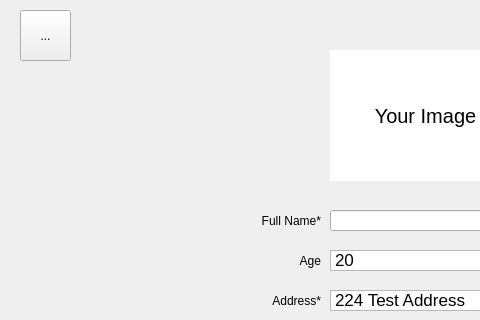
Old version of the form King_Project/signupform.ui in the repository greg-maceachern12/MicroManage; both pictures show x 0 to 480 and y 0 to 320 of the 834 by 571 pixel window.
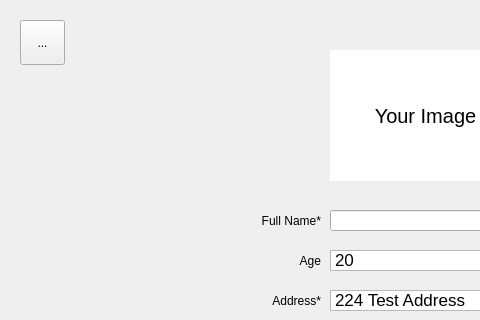
New version of the form.

Commit message: Created separate directories for the css style sheets and the images. Added the icons for MainPage, the side menu, and edit mode button. Fixed menu buttons on all pages so that it is always in the same position with the same size. Set the fixed width for the side menu. Linked the edit mode button of the Profile class to the makeEditable() method.

What changed in the file:
```diff
--- a/King_Project/signupform.ui
+++ b/King_Project/signupform.ui
@@ -345,9 +345,9 @@
    <property name="geometry">
     <rect>
      <x>20</x>
-     <y>10</y>
-     <width>51</width>
-     <height>51</height>
+     <y>20</y>
+     <width>45</width>
+     <height>45</height>
     </rect>
    </property>
    <property name="text">
```
Left out of the diff: 2 changed lines with no effect on the pictures. The commit also changes 41 other files.
